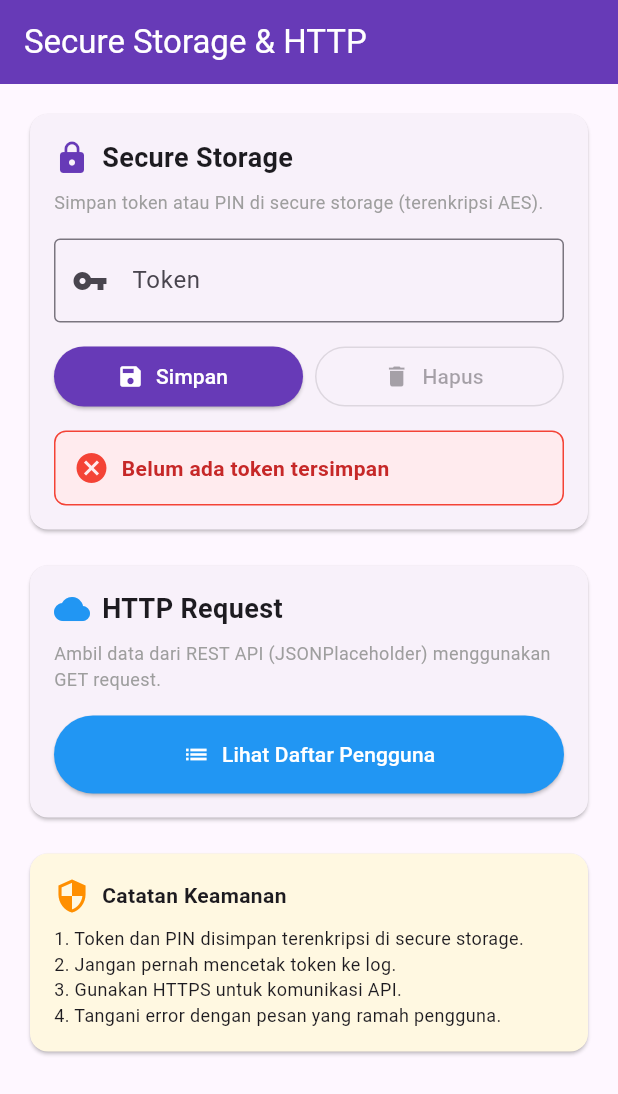
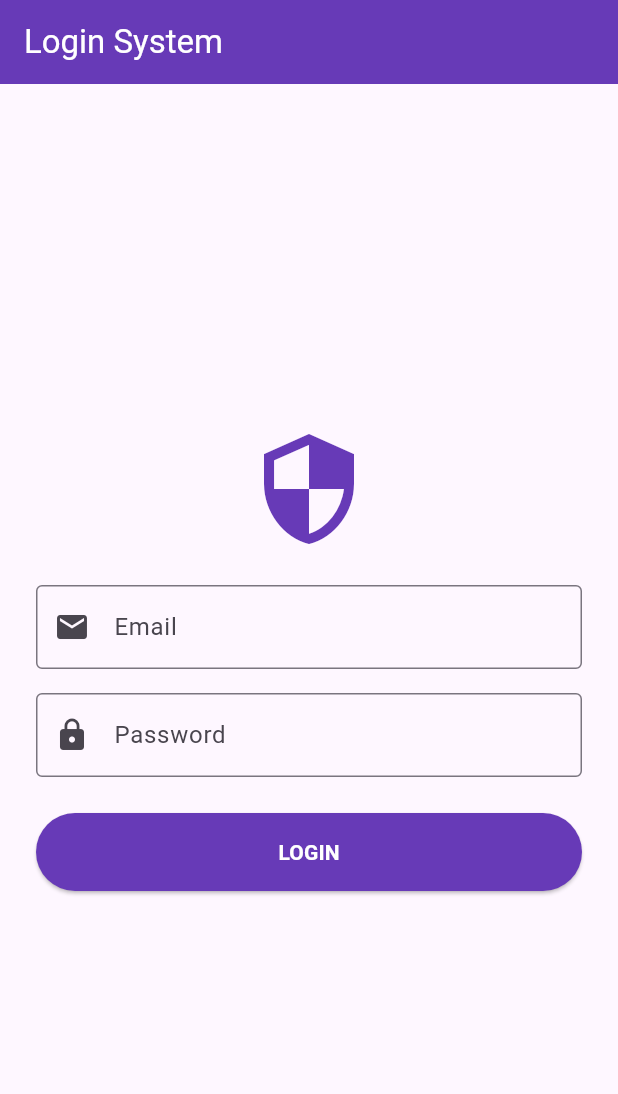
Before and after one commit to Fatra17/secure_http, a Flutter app: the screen it shows after launch, on a phone screen of 412 x 824 dp. Shown: the top 1094 px of the screen. Run offline on Flutter 3.47's test engine with Material 3 defaults, Android fonts, the phone set to English and light mode, and no system bars; our stand-ins replace flutter_secure_storage.

Commit message:
Menambahkan fitur login dengan token

```diff
--- a/lib/main.dart
+++ b/lib/main.dart
@@ -1,5 +1,5 @@
 import 'package:flutter/material.dart';
-import 'screens/home_screen.dart';
+import 'screens/login_screen.dart';
 
 void main() {
   runApp(const MyApp());
@@ -7,6 +7,7 @@ void main() {
 
 class MyApp extends StatelessWidget {
   const MyApp({super.key});
+
   @override
   Widget build(BuildContext context) {
     return MaterialApp(
@@ -16,7 +17,7 @@ class MyApp extends StatelessWidget {
         colorScheme: ColorScheme.fromSeed(seedColor: Colors.deepPurple),
         useMaterial3: true,
       ),
-      home: const HomeScreen(),
+      home: const LoginScreen(), // Direktori utama langsung ke LoginScreen
     );
   }
 }
--- a/lib/screens/home_screen.dart
+++ b/lib/screens/home_screen.dart
@@ -1,9 +1,12 @@
 import 'package:flutter/material.dart';
+
 import '../services/secure_storage_service.dart';
+import 'login_screen.dart';
 import 'user_list_screen.dart';
 
 class HomeScreen extends StatefulWidget {
   const HomeScreen({super.key});
+
   @override
   State<HomeScreen> createState() => _HomeScreenState();
 }
@@ -13,6 +16,7 @@ class _HomeScreenState extends State<HomeScreen> {
   final TextEditingController _tokenController = TextEditingController();
   String? _savedToken;
   bool _hasToken = false;
+
   @override
   void initState() {
     super.initState();
@@ -84,19 +88,98 @@ class _HomeScreenState extends State<HomeScreen> {
           child: Column(
             crossAxisAlignment: CrossAxisAlignment.stretch,
             children: [
-              // Section 1: Secure Storage
+              // Card Status Autentikasi Login (Latihan 1)
+              Card(
+                color: _hasToken ? Colors.green[50] : Colors.amber[50],
+                child: Padding(
+                  padding: const EdgeInsets.all(16.0),
+                  child: Column(
+                    children: [
+                      Row(
+                        children: [
+                          Icon(
+                            _hasToken ? Icons.verified_user : Icons.no_accounts,
+                            color: _hasToken
+                                ? Colors.green[800]
+                                : Colors.amber[800],
+                            size: 32,
+                          ),
+                          const SizedBox(width: 12),
+                          Expanded(
+                            child: Column(
+                              crossAxisAlignment: CrossAxisAlignment.start,
+                              children: [
+                                Text(
+                                  _hasToken
+                                      ? 'Status: Terautentikasi (Logged In)'
+                                      : 'Status: Belum Login',
+                                  style: TextStyle(
+                                    fontWeight: FontWeight.bold,
+                                    color: _hasToken
+                                        ? Colors.green[800]
+                                        : Colors.amber[900],
+                                  ),
+                                ),
+                                const SizedBox(height: 4),
+                                Text(
+                                  _hasToken
+                                      ? 'Token: ${_savedToken != null && _savedToken!.length > 10 ? "${_savedToken!.substring(0, 10)}..." : _savedToken}'
+                                      : 'Silakan login untuk mendapatkan token.',
+                                  style: const TextStyle(fontSize: 12),
+                                ),
+                              ],
+                            ),
+                          ),
+                        ],
+                      ),
+                      const SizedBox(height: 12),
+                      SizedBox(
+                        width: double.infinity,
+                        child: ElevatedButton.icon(
+                          onPressed: () async {
+                            if (_hasToken) {
+                              await _deleteToken();
+                            } else {
+                              await Navigator.push(
+                                context,
+                                MaterialPageRoute(
+                                  builder: (context) => const LoginScreen(),
+                                ),
+                              );
+                              _checkToken(); // Refresh status setelah kembali dari LoginScreen
+                            }
+                          },
+                          icon: Icon(_hasToken ? Icons.logout : Icons.login),
+                          label: Text(
+                            _hasToken ? 'Logout' : 'Buka Halaman Login',
+                          ),
+                          style: ElevatedButton.styleFrom(
+                            backgroundColor: _hasToken
+                                ? Colors.red
+                                : Colors.deepPurple,
+                            foregroundColor: Colors.white,
+                          ),
+                        ),
+                      ),
+                    ],
+                  ),
+                ),
+              ),
+              const SizedBox(height: 16),
+
+              // Section 1: Secure Storage Manual
               Card(
                 child: Padding(
                   padding: const EdgeInsets.all(16.0),
                   child: Column(
                     crossAxisAlignment: CrossAxisAlignment.start,
                     children: [
-                      Row(
+                      const Row(
                         children: [
-                          const Icon(Icons.lock, color: Colors.deepPurple),
-                          const SizedBox(width: 8),
-                          const Text(
-                            'Secure Storage',
+                          Icon(Icons.lock, color: Colors.deepPurple),
+                          SizedBox(width: 8),
+                          Text(
+                            'Secure Storage Manual',
                             style: TextStyle(
                               fontSize: 18,
                               fontWeight: FontWeight.bold,
@@ -143,44 +226,12 @@ class _HomeScreenState extends State<HomeScreen> {
                           ),
                         ],
                       ),
-                      const SizedBox(height: 12),
-                      Container(
-                        padding: const EdgeInsets.all(12),
-                        decoration: BoxDecoration(
-                          color: _hasToken ? Colors.green[50] : Colors.red[50],
-                          borderRadius: BorderRadius.circular(8),
-                          border: Border.all(
-                            color: _hasToken ? Colors.green : Colors.red,
-                          ),
-                        ),
-                        child: Row(
-                          children: [
-                            Icon(
-                              _hasToken ? Icons.check_circle : Icons.cancel,
-                              color: _hasToken ? Colors.green : Colors.red,
-                            ),
-                            const SizedBox(width: 8),
-                            Expanded(
-                              child: Text(
-                                _hasToken
-                                    ? 'Token tersimpan: ${_savedToken!.length > 10 ? "${_savedToken!.substring(0, 10)}..." : _savedToken}'
-                                    : 'Belum ada token tersimpan',
-                                style: TextStyle(
-                                  color: _hasToken
-                                      ? Colors.green[800]
-                                      : Colors.red[800],
-                                  fontWeight: FontWeight.bold,
-                                ),
-                              ),
-                            ),
-                          ],
-                        ),
-                      ),
                     ],
                   ),
                 ),
               ),
               const SizedBox(height: 16),
+
               // Section 2: HTTP Request
               Card(
                 child: Padding(
@@ -188,11 +239,11 @@ class _HomeScreenState extends State<HomeScreen> {
                   child: Column(
                     crossAxisAlignment: CrossAxisAlignment.start,
                     children: [
-                      Row(
+                      const Row(
                         children: [
-                          const Icon(Icons.cloud, color: Colors.blue),
-                          const SizedBox(width: 8),
-                          const Text(
+                          Icon(Icons.cloud, color: Colors.blue),
+                          SizedBox(width: 8),
+                          Text(
                             'HTTP Request',
                             style: TextStyle(
                               fontSize: 18,
@@ -232,6 +283,7 @@ class _HomeScreenState extends State<HomeScreen> {
                 ),
               ),
               const SizedBox(height: 16),
+
               // Section 3: Catatan Keamanan
               Card(
                 color: Colors.amber[50],
--- /dev/null
+++ b/lib/screens/login_screen.dart
@@ -0,0 +1,127 @@
+import 'package:flutter/material.dart';
+import '../services/api_service.dart';
+import '../services/secure_storage_service.dart';
+import 'home_screen.dart';
+
+class LoginScreen extends StatefulWidget {
+  const LoginScreen({super.key});
+
+  @override
+  State<LoginScreen> createState() => _LoginScreenState();
+}
+
+class _LoginScreenState extends State<LoginScreen> {
+  final _formKey = GlobalKey<FormState>();
+  final _emailController = TextEditingController();
+  final _passwordController = TextEditingController();
+  final _apiService = ApiService();
+  final _storageService = SecureStorageService();
+  bool _isLoading = false;
+
+  Future<void> _handleLogin() async {
+    if (!_formKey.currentState!.validate()) return;
+
+    setState(() => _isLoading = true);
+
+    try {
+      final token = await _apiService.login(
+        _emailController.text.trim(),
+        _passwordController.text.trim(),
+      );
+
+      await _storageService.saveToken(token);
+
+      if (mounted) {
+        ScaffoldMessenger.of(context).showSnackBar(
+          const SnackBar(
+            content: Text('Login berhasil! Token tersimpan di secure storage.'),
+            backgroundColor: Colors.green,
+          ),
+        );
+
+        Navigator.pushReplacement(
+          context,
+          MaterialPageRoute(builder: (context) => const HomeScreen()),
+        );
+      }
+    } catch (e) {
+      if (mounted) {
+        ScaffoldMessenger.of(context).showSnackBar(
+          SnackBar(
+            content: Text(e.toString()),
+            backgroundColor: Colors.red,
+          ),
+        );
+      }
+    } finally {
+      if (mounted) setState(() => _isLoading = false);
+    }
+  }
+
+  @override
+  void dispose() {
+    _emailController.dispose();
+    _passwordController.dispose();
+    super.dispose();
+  }
+
+  @override
+  Widget build(BuildContext context) {
+    return Scaffold(
+      appBar: AppBar(
+        title: const Text('Login System'),
+        backgroundColor: Colors.deepPurple,
+        foregroundColor: Colors.white,
+      ),
+      body: Padding(
+        padding: const EdgeInsets.all(24.0),
+        child: Form(
+          key: _formKey,
+          child: Column(
+            mainAxisAlignment: MainAxisAlignment.center,
+            crossAxisAlignment: CrossAxisAlignment.stretch,
+            children: [
+              const Icon(Icons.security, size: 80, color: Colors.deepPurple),
+              const SizedBox(height: 24),
+              TextFormField(
+                controller: _emailController,
+                keyboardType: TextInputType.emailAddress,
+                decoration: const InputDecoration(
+                  labelText: 'Email',
+                  prefixIcon: Icon(Icons.email),
+                  border: OutlineInputBorder(),
+                ),
+                validator: (val) =>
+                    val == null || val.isEmpty ? 'Email tidak boleh kosong' : null,
+              ),
+              const SizedBox(height: 16),
+              TextFormField(
+                controller: _passwordController,
+                obscureText: true,
+                decoration: const InputDecoration(
+                  labelText: 'Password',
+                  prefixIcon: Icon(Icons.lock),
+                  border: OutlineInputBorder(),
+                ),
+                validator: (val) =>
+                    val == null || val.isEmpty ? 'Password tidak boleh kosong' : null,
+              ),
+              const SizedBox(height: 24),
+              ElevatedButton(
+                onPressed: _isLoading ? null : _handleLogin,
+                style: ElevatedButton.styleFrom(
+                  backgroundColor: Colors.deepPurple,
+                  foregroundColor: Colors.white,
+                  padding: const EdgeInsets.symmetric(vertical: 16),
+                ),
+                child: _isLoading
+                    ? const CircularProgressIndicator(color: Colors.white)
+                    : const Text('LOGIN', style: TextStyle(fontWeight: FontWeight.bold)),
+              ),
+            ],
+          ),
+        ),
+      ),
+    );
+  }
+}
```
